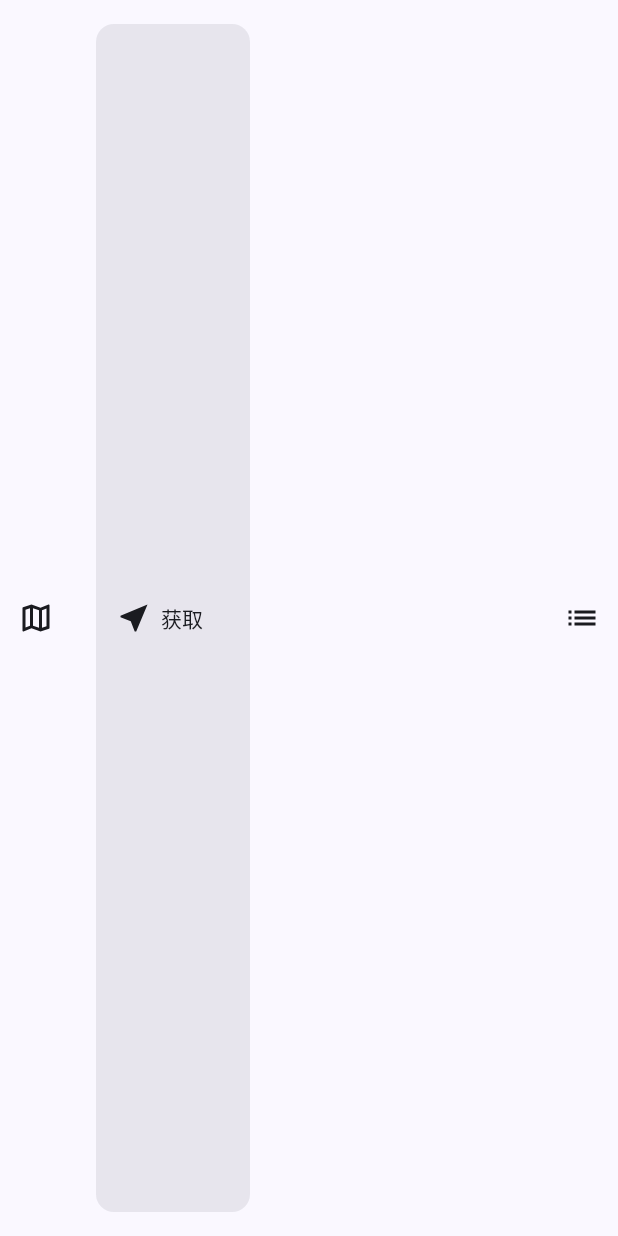
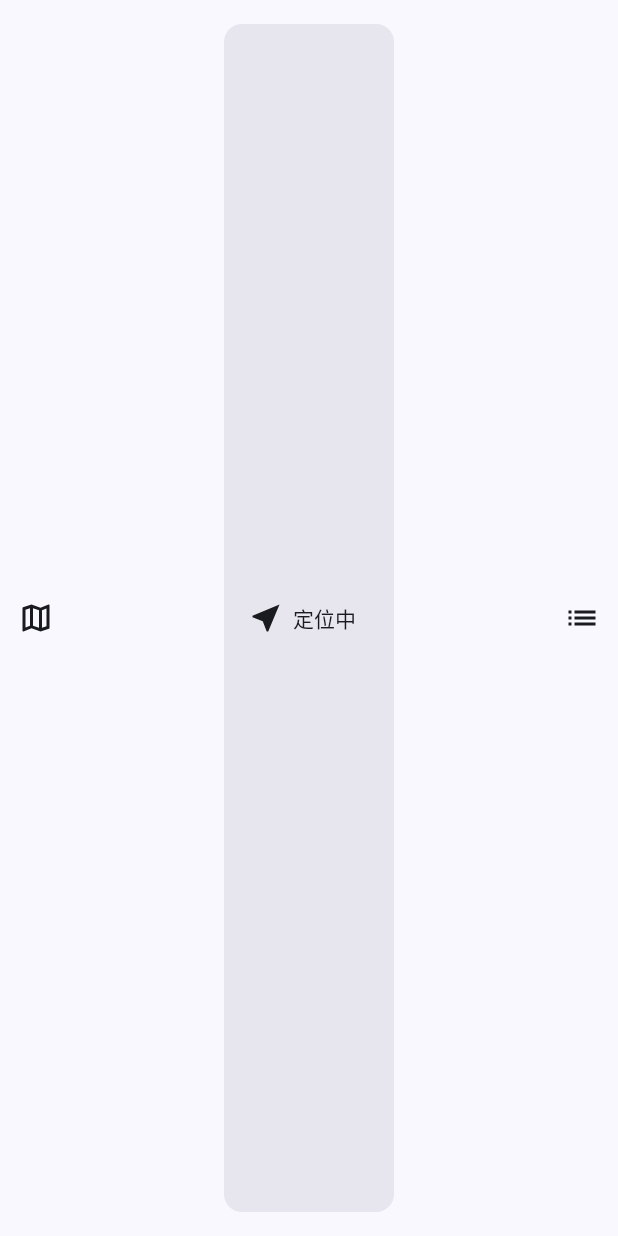
Before and after one commit to 123Duo3/Caelum, an Android app built with Jetpack Compose: the screen it shows after launch (MainActivity), on a phone screen of 412 x 824 dp. Run offline under Robolectric (Android 15) with nearby library versions, the phone set to English and light mode, and no system bars; libraries missing offline, so code that uses them is left out: dev.chrisbanes.haze; Roboto replaces fonts that are not available here; 3 statements that could not run were skipped.

Commit message:
[feat](bottom-bar) Simple implementation

```diff
--- a/app/src/main/java/ink/duo3/caelum/ui/componets/BottomBar.kt
+++ b/app/src/main/java/ink/duo3/caelum/ui/componets/BottomBar.kt
@@ -1,5 +1,6 @@
 package ink.duo3.caelum.ui.componets
 
+import androidx.compose.foundation.layout.Box
 import androidx.compose.foundation.layout.PaddingValues
 import androidx.compose.foundation.layout.Row
 import androidx.compose.foundation.layout.Spacer
@@ -62,8 +63,31 @@ fun BottomBar(
                 Icon(imageVector = Icons.Outlined.Map, contentDescription = "选择地区")
             }
 
-            val state = rememberCarouselState { locations.size }
+            Box(Modifier.weight(1f).fillMaxHeight().padding(16.dp), Alignment.Center) {
+                Surface(
+                    color = MaterialTheme.colorScheme.secondary.copy(0.10f),
+                    onClick = { onSelectionChange(0) },
+                    shape = MaterialTheme.shapes.medium
+                ) {
+                    Row(
+                        modifier = Modifier
+                            .fillMaxHeight()
+                            .padding(start = 16.dp, end = 24.dp),
+                        verticalAlignment = Alignment.CenterVertically
+                    ) {
+                        Icon(Icons.Default.NearMe, "Near Me")
+                        Spacer(Modifier.width(6.dp))
+                        Text(
+                            locations[0].name,
+                            maxLines = 1,
+                            style = MaterialTheme.typography.titleSmall
+                        )
+                    }
+                }
+            }
 
+
+            /*val state = rememberCarouselState { locations.size }
             HorizontalUncontainedCarousel(
                 modifier = Modifier
                     .weight(1f)
@@ -98,7 +122,7 @@ fun BottomBar(
                         )
                     }
                 }
-            }
+            }*/
 
             IconButton(onClick = {}) {
                 Icon(imageVector = Icons.AutoMirrored.Default.List, contentDescription = "菜单")
--- a/app/src/main/java/ink/duo3/caelum/ui/screen/HomeScreen.kt
+++ b/app/src/main/java/ink/duo3/caelum/ui/screen/HomeScreen.kt
@@ -242,7 +242,13 @@ fun HomeScreen(vm: MainViewModel = koinViewModel()) {
         CompositionLocalProvider(LocalHazeState provides hazeState) {
             BottomBar(
                 modifier = Modifier.align(Alignment.BottomCenter).fillMaxWidth(),
-                locations = vm.location.value?.let { listOf(LocationItem(it.name, it.cityId)) } ?: listOf(LocationItem("获取中", "")),
+                locations = vm.location.value?.let { listOf(LocationItem(it.name, it.cityId)) } ?: listOf(
+                    when(vm.locationStatus.value) {
+                        MainViewModel.GpsStatus.Idle, MainViewModel.GpsStatus.Pending, MainViewModel.GpsStatus.Ok -> LocationItem("定位中", "")
+                        MainViewModel.GpsStatus.Error -> LocationItem("定位失败", "")
+                        MainViewModel.GpsStatus.PermissionDenied -> LocationItem("权限被拒", "")
+                    }
+                ), // TODO: Show lists when location list is implemented
                 selected = 0,
                 onSelectionChange = {}
             )
```
